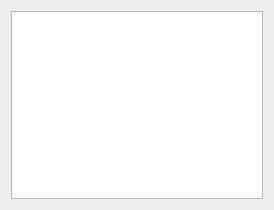
The window that widgets/CabrilloLogWindow.ui (saitohirga/WSJT-X) describes before a commit, drawn with Qt 5.
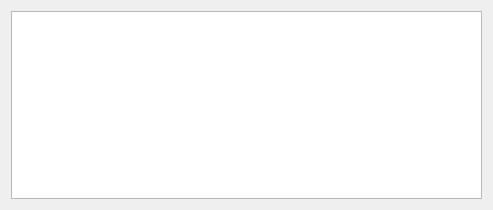
The same window after the commit.

Diff of the .ui file:
```diff
--- a/widgets/CabrilloLogWindow.ui
+++ b/widgets/CabrilloLogWindow.ui
@@ -6,7 +6,7 @@
    <rect>
     <x>0</x>
     <y>0</y>
-    <width>274</width>
+    <width>493</width>
     <height>210</height>
    </rect>
   </property>
@@ -16,12 +16,6 @@
   <layout class="QVBoxLayout" name="verticalLayout">
    <item>
     <widget class="QTableView" name="log_table_view">
-     <property name="alternatingRowColors">
-      <bool>true</bool>
-     </property>
-     <property name="selectionMode">
-      <enum>QAbstractItemView::SingleSelection</enum>
-     </property>
      <attribute name="horizontalHeaderStretchLastSection">
       <bool>true</bool>
      </attribute>
```
